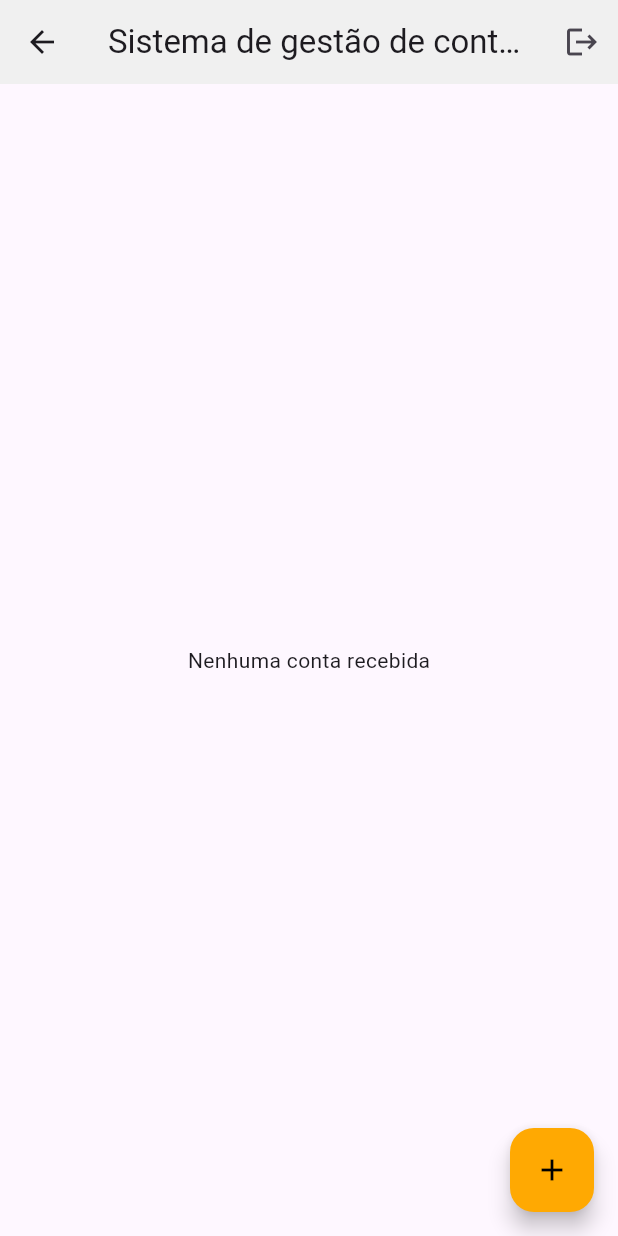
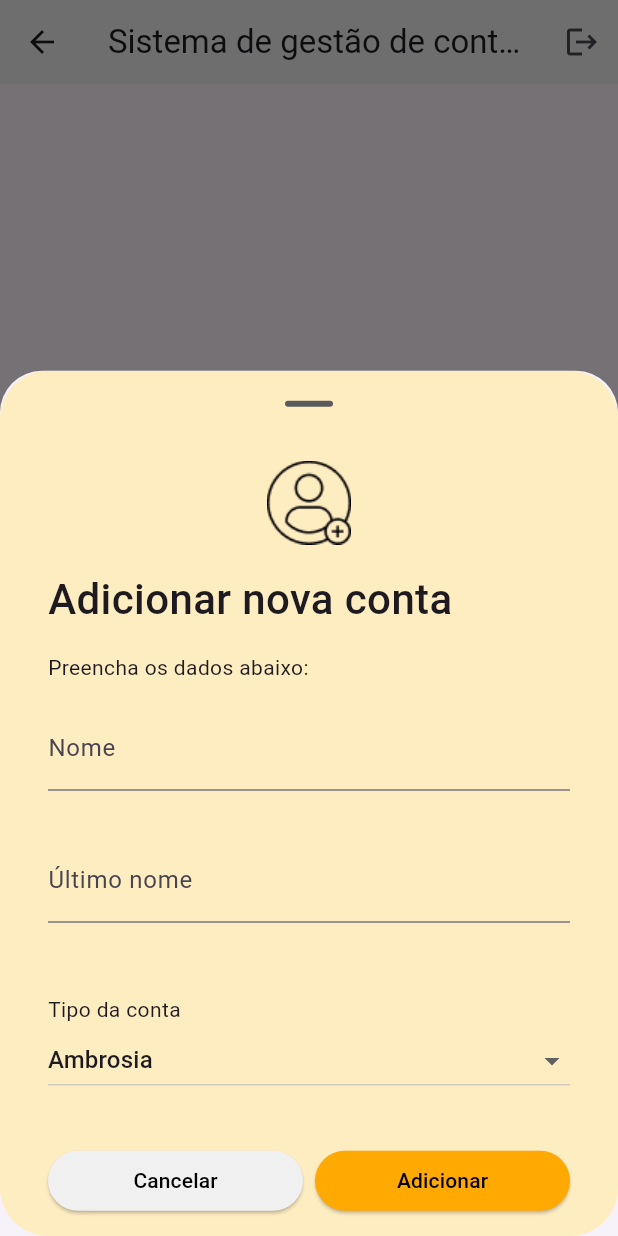
Before and after one commit to Dithan/banco-douro, a Flutter app: the HomeScreen screen opened by its route, after a tap on the "add" icon, on a phone screen of 412 x 824 dp. Run offline on Flutter 3.47's test engine with Material 3 defaults, Android fonts, the phone set to English and light mode, and no system bars; network calls fail.

Commit message:
FEAT: Início do ModalBottomSheet

```diff
--- a/lib/ui/home_screen.dart
+++ b/lib/ui/home_screen.dart
@@ -2,6 +2,7 @@ import 'package:banco_douro/models/account.dart';
 import 'package:banco_douro/services/account_service.dart';
 import 'package:banco_douro/ui/styles/colors.dart';
 import 'package:banco_douro/ui/widgets/account_widget.dart';
+import 'package:banco_douro/ui/widgets/add_account_modal.dart';
 import 'package:flutter/material.dart';
 
 class HomeScreen extends StatefulWidget {
@@ -35,7 +36,16 @@ class _HomeScreenState extends State<HomeScreen> {
         ],
       ),
       floatingActionButton: FloatingActionButton(
-        onPressed: () {},
+        onPressed: () {
+          showModalBottomSheet(
+            context: context,
+            isScrollControlled: true,
+            builder: (context) {
+              return AddAccountModal(
+              );
+            },
+          );
+        },
         backgroundColor: AppColor.orange,
         child: Icon(
           Icons.add,
--- /dev/null
+++ b/lib/ui/widgets/add_account_modal.dart
@@ -0,0 +1,165 @@
+import 'package:banco_douro/ui/styles/colors.dart';
+import 'package:flutter/material.dart';
+
+class AddAccountModal extends StatefulWidget {
+  const AddAccountModal({super.key});
+
+  @override
+  State<AddAccountModal> createState() => _AddAccountModalState();
+}
+
+class _AddAccountModalState extends State<AddAccountModal> {
+  String _accountType = "AMBROSIA";
+
+  @override
+  Widget build(BuildContext context) {
+    return ClipRRect(
+      borderRadius: BorderRadius.circular(32),
+      child: Container(
+        width: double.infinity,
+        height: MediaQuery.of(context).size.height * 0.70,
+        color: AppColor.lightOrange,
+        // Coluna 1
+        child: Padding(
+          padding: EdgeInsets.only(
+            top: 16,
+            left: 32,
+            right: 32,
+            bottom: MediaQuery.of(context).viewInsets.bottom,
+          ),
+          child: SingleChildScrollView(
+            child: Column(
+              crossAxisAlignment: CrossAxisAlignment.start,
+              children: [
+                // Detalhe
+                SizedBox(
+                  height: 4,
+                ),
+                Center(
+                  child: Container(
+                    width: 32,
+                    height: 4,
+                    decoration: BoxDecoration(
+                      color: const Color(0xFF5B5B5B),
+                      borderRadius: BorderRadius.circular(3),
+                    ),
+                  ),
+                ),
+                SizedBox(
+                  height: 36,
+                ),
+                Center(
+                    child: Image.asset("assets/images/icon_add_account.png")),
+                SizedBox(height: 16),
+                // Textos
+                Column(
+                  crossAxisAlignment: CrossAxisAlignment.start,
+                  children: [
+                    Text(
+                      "Adicionar nova conta",
+                      textAlign: TextAlign.left,
+                      style:
+                          TextStyle(fontSize: 28, fontWeight: FontWeight.w500),
+                    ),
+                    SizedBox(
+                      height: 16,
+                    ),
+                    Text("Preencha os dados abaixo:")
+                  ],
+                ),
+                // Form
+                SizedBox(
+                  height: 16,
+                ),
+                Column(
+                  children: [
+                    TextFormField(
+                      decoration: InputDecoration(labelText: "Nome"),
+                    ),
+                    SizedBox(
+                      height: 32,
+                    ),
+                    TextFormField(
+                      decoration: InputDecoration(labelText: "Último nome"),
+                    ),
+                    SizedBox(
+                      height: 48,
+                    ),
+                    Column(
+                      crossAxisAlignment: CrossAxisAlignment.stretch,
+                      children: [
+                        Text("Tipo da conta"),
+                        DropdownButton<String>(
+                            isExpanded: true,
+                            value: _accountType,
+                            items: [
+                              DropdownMenuItem(
+                                value: "AMBROSIA",
+                                child: Text("Ambrosia"),
+                              ),
+                              DropdownMenuItem(
+                                value: "CANJICA",
+                                child: Text("Canjica"),
+                              ),
+                              DropdownMenuItem(
+                                value: "PUDIM",
+                                child: Text("Pudim"),
+                              ),
+                              DropdownMenuItem(
+                                value: "BRIGADEIRO",
+                                child: Text("Brigadeiro"),
+                              ),
+                            ],
+                            onChanged: (valor) {
+                              if (valor != null) {
+                                setState(() {
+                                  _accountType = valor;
+                                });
+                              }
+                            }),
+                      ],
+                    ),
+                    SizedBox(
+                      height: 32,
+                    ),
+                    Row(
+                      mainAxisAlignment: MainAxisAlignment.center,
+                      children: [
+                        Expanded(
+                          child: ElevatedButton(
+                            onPressed: () {},
+                            style: ButtonStyle(
+                                backgroundColor:
+                                    WidgetStatePropertyAll(AppColor.lightGrey)),
+                            child: Text(
+                              "Cancelar",
+                              style: TextStyle(color: Colors.black),
+                            ),
+                          ),
+                        ),
+                        SizedBox(
+                          width: 8,
+                        ),
+                        Expanded(
+                          child: ElevatedButton(
+                              onPressed: () {},
+                              style: ButtonStyle(
+                                  backgroundColor:
+                                      WidgetStatePropertyAll(AppColor.orange)),
+                              child: Text(
+                                "Adicionar",
+                                style: TextStyle(color: Colors.black),
+                              )),
+                        )
+                      ],
+                    )
+                  ],
+                )
+              ],
+            ),
+          ),
+        ),
+      ),
+    );
+  }
+}
```
